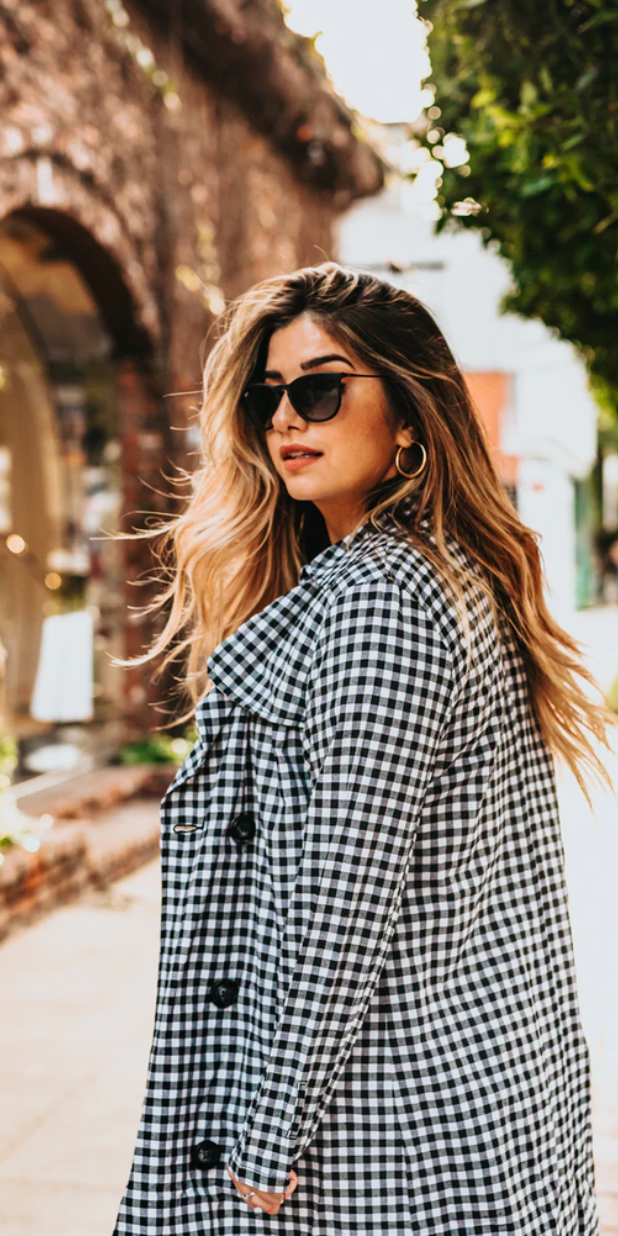
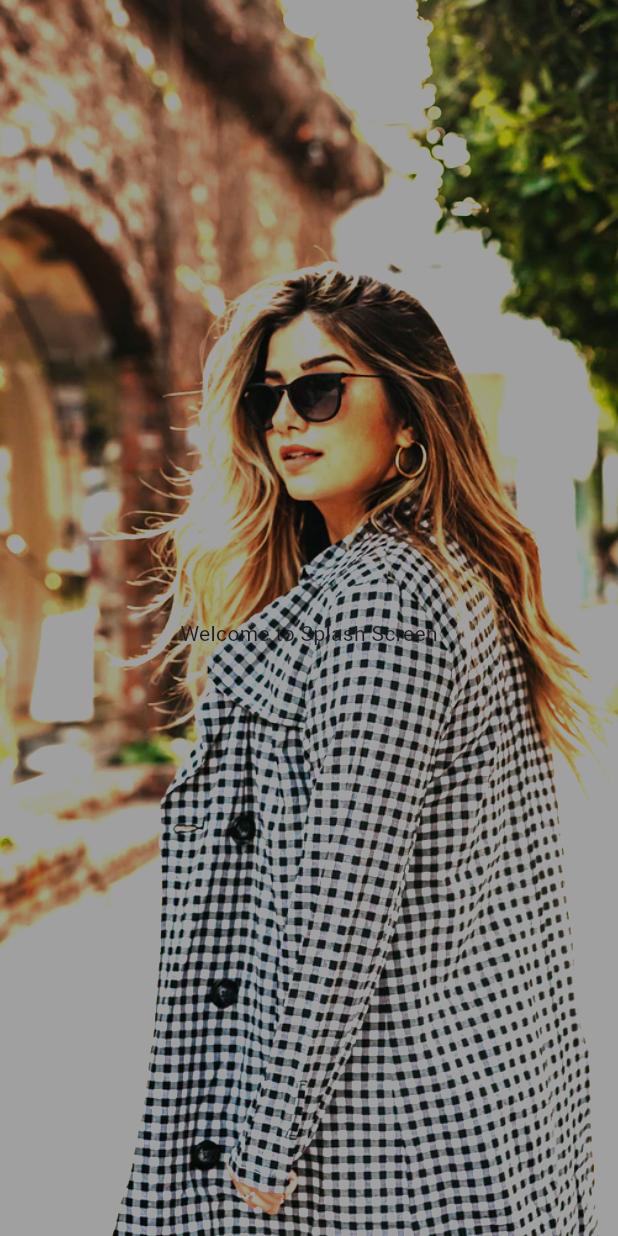
Before and after one commit to adamoz1/fluxstore, a Flutter app: the screen it shows after launch, on a phone screen of 412 x 824 dp. Run offline on Flutter 3.47's test engine with Material 3 defaults, Android fonts, the phone set to English and light mode, and no system bars; our stand-ins replace get.

Commit message:
Added First Page

```diff
--- a/lib/main.dart
+++ b/lib/main.dart
@@ -12,7 +12,8 @@ class MainApp extends StatelessWidget {
   @override
   Widget build(BuildContext context) {
     return GetMaterialApp(
-      home: SplashScreen1(),
+      initialRoute: "/",
+      getPages: [GetPage(name: "/", page: () => const SplashScreen1())],
     );
   }
 }
--- a/lib/screens/splash_screen1.dart
+++ b/lib/screens/splash_screen1.dart
@@ -11,8 +11,20 @@ class SplashScreen1 extends StatelessWidget {
           Container(
             decoration: const BoxDecoration(
                 image: DecorationImage(
-                    image: AssetImage("assets/splash_image1.png"),
+                    colorFilter: ColorFilter.mode(
+                        Color.fromARGB(255, 160, 160, 160), BlendMode.darken),
+                    image: AssetImage(
+                      "assets/splash_image1.png",
+                    ),
                     fit: BoxFit.cover)),
+          ),
+          Column(
+            children: [
+              SizedBox(
+                height: MediaQuery.of(context).size.height / 2,
+              ),
+              Center(child: Text("Welcome to Splash Screen")),
+            ],
           )
         ],
       ),
```
